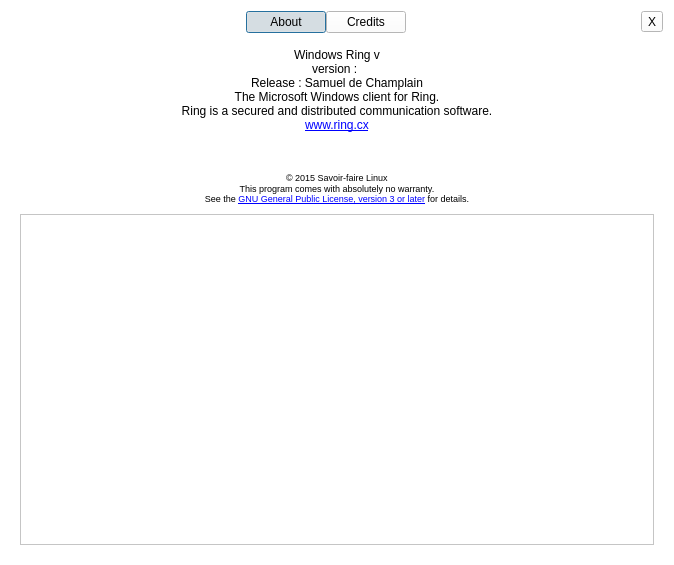
Above: aboutdialog.ui from savoirfairelinux/jami-client-windows before the change. Below: the same form after it.
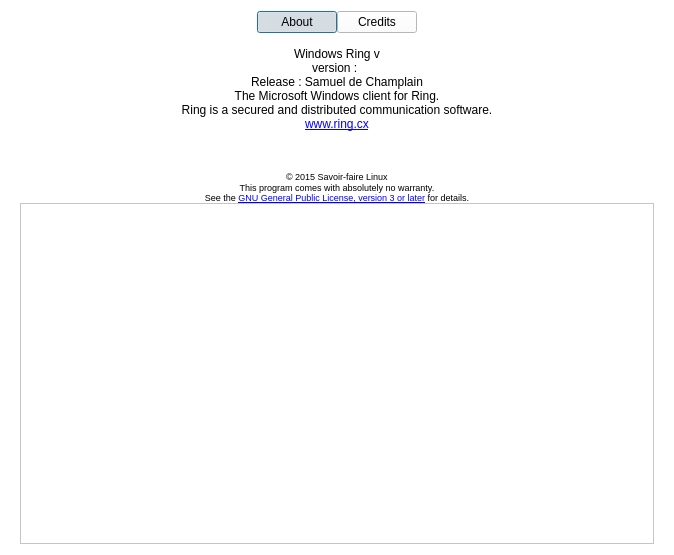
That is the form after the change. Icons and pictures are not drawn.

```diff
--- a/aboutdialog.ui
+++ b/aboutdialog.ui
@@ -7,7 +7,7 @@
     <x>0</x>
     <y>0</y>
     <width>674</width>
-    <height>565</height>
+    <height>555</height>
    </rect>
   </property>
   <property name="sizePolicy">
@@ -439,7 +439,7 @@
     <number>0</number>
    </property>
    <item>
-    <layout class="QHBoxLayout" name="horizontalLayout" stretch="0,0,0,0,0">
+    <layout class="QHBoxLayout" name="horizontalLayout" stretch="0,0,0,0">
      <property name="topMargin">
       <number>0</number>
      </property>
@@ -492,23 +492,6 @@
        </property>
       </spacer>
      </item>
-     <item>
-      <widget class="QToolButton" name="toolButton">
-       <property name="text">
-        <string>X</string>
-       </property>
-       <property name="icon">
-        <iconset resource="ressources.qrc">
-         <normaloff>:/images/close.png</normaloff>:/images/close.png</iconset>
-       </property>
-       <property name="iconSize">
-        <size>
-         <width>24</width>
-         <height>30</height>
-        </size>
-       </property>
-      </widget>
-     </item>
     </layout>
    </item>
    <item alignment="Qt::AlignHCenter">
@@ -537,7 +520,10 @@
        <number>0</number>
       </property>
       <property name="topMargin">
-       <number>1</number>
+       <number>0</number>
+      </property>
+      <property name="bottomMargin">
+       <number>0</number>
       </property>
       <item alignment="Qt::AlignHCenter">
        <widget class="QLabel" name="clientVersionLabel">
@@ -684,7 +670,10 @@
     <widget class="QWidget" name="creditsWidget" native="true">
      <layout class="QVBoxLayout" name="creditsLayout">
       <property name="topMargin">
-       <number>1</number>
+       <number>0</number>
+      </property>
+      <property name="bottomMargin">
+       <number>0</number>
       </property>
       <item>
        <widget class="QTextBrowser" name="creditsBrowser">
```
